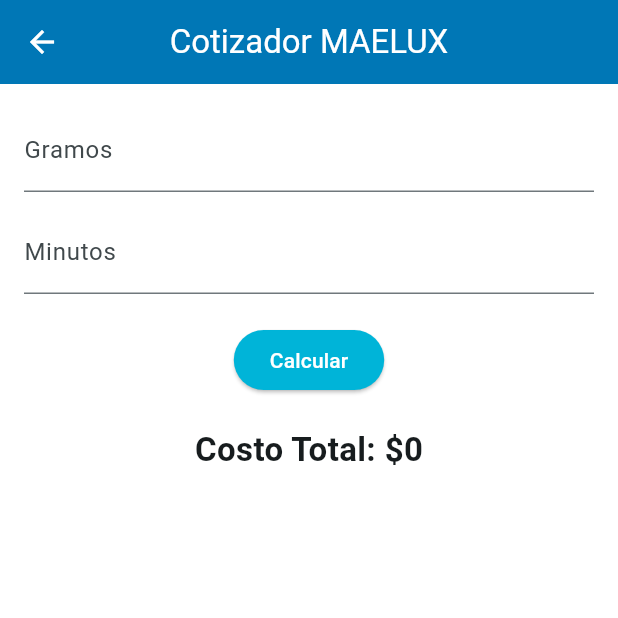
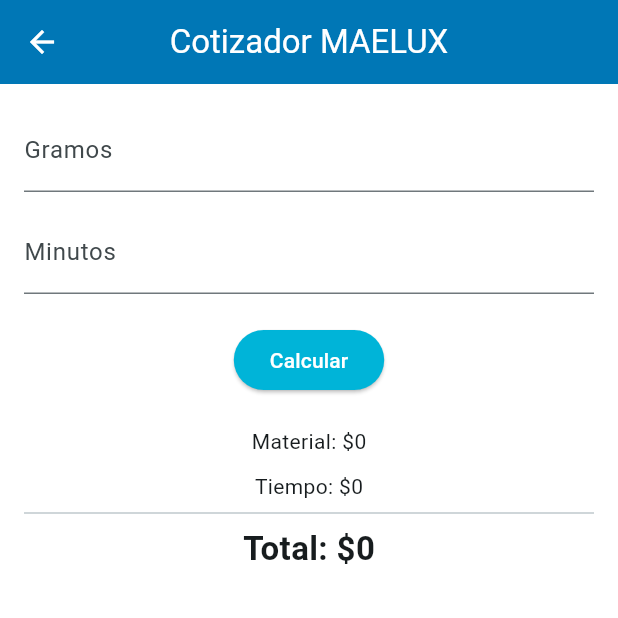
Before and after one commit to Mescobarsepulveda93/maelux-manager, a Flutter app: the CotizadorScreen screen opened directly, after a tap on "Calcular", on a phone screen of 412 x 824 dp, the top half of it. Run offline on Flutter 3.47's test engine with Material 3 defaults, Android fonts, the phone set to English and light mode, and no system bars.

```diff
--- /dev/null
+++ b/lib/models/material_3d.dart
@@ -0,0 +1,6 @@
+class Material3D {
+  final String nombre;
+  final double precioKg;
+
+  const Material3D({required this.nombre, required this.precioKg});
+}
--- a/lib/screens/cotizador_screen.dart
+++ b/lib/screens/cotizador_screen.dart
@@ -1,5 +1,6 @@
 import 'package:flutter/material.dart';
 import '../services/costos_service.dart';
+import '../data/configuracion_demo.dart';
 
 class CotizadorScreen extends StatefulWidget {
   const CotizadorScreen({super.key});
@@ -12,6 +13,8 @@
   final gramosController = TextEditingController();
   final minutosController = TextEditingController();
 
+  double costoMaterial = 0;
+  double costoTiempo = 0;
   double costoTotal = 0;
 
   void calcularCosto() {
@@ -19,12 +22,16 @@
 
     double minutos = double.tryParse(minutosController.text) ?? 0;
 
-    double costoMaterial = CostosService.calcularMaterial(gramos, 10000);
+    double material = CostosService.calcularMaterial(gramos, materialPla);
 
-    double costoTiempo = CostosService.calcularTiempo(minutos);
+    double tiempo = CostosService.calcularTiempo(minutos);
 
     setState(() {
-      costoTotal = CostosService.calcularTotal(costoMaterial, costoTiempo);
+      costoMaterial = material;
+
+      costoTiempo = tiempo;
+
+      costoTotal = CostosService.calcularTotal(material, tiempo);
     });
   }
 
@@ -59,8 +66,16 @@
 
             const SizedBox(height: 20),
 
+            Text("Material: \$${costoMaterial.toStringAsFixed(0)}"),
+
+            const SizedBox(height: 10),
+
+            Text("Tiempo: \$${costoTiempo.toStringAsFixed(0)}"),
+
+            const Divider(),
+
             Text(
-              "Costo Total: \$${costoTotal.toStringAsFixed(0)}",
+              "Total: \$${costoTotal.toStringAsFixed(0)}",
               style: const TextStyle(fontSize: 22, fontWeight: FontWeight.bold),
             ),
           ],
--- a/lib/services/costos_service.dart
+++ b/lib/services/costos_service.dart
@@ -1,6 +1,8 @@
+import '../models/material_3d.dart';
+
 class CostosService {
-  static double calcularMaterial(double gramos, double precioKg) {
-    return (gramos / 1000) * precioKg;
+  static double calcularMaterial(double gramos, Material3D material) {
+    return (gramos / 1000) * material.precioKg;
   }
 
   static double calcularTiempo(double minutos) {
```
Also changed, not shown: lib/data/configuracion_demo.dart (added, +10 -0 lines), lib/models/impresora.dart (added, +11 -0 lines), 1 other file.
